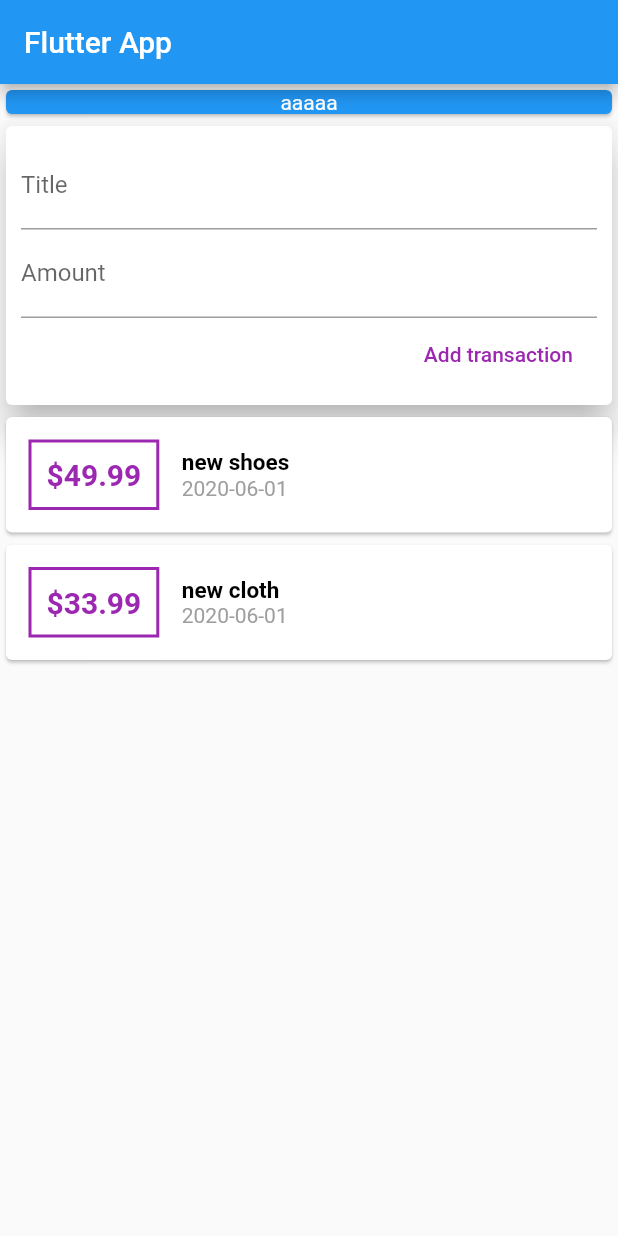
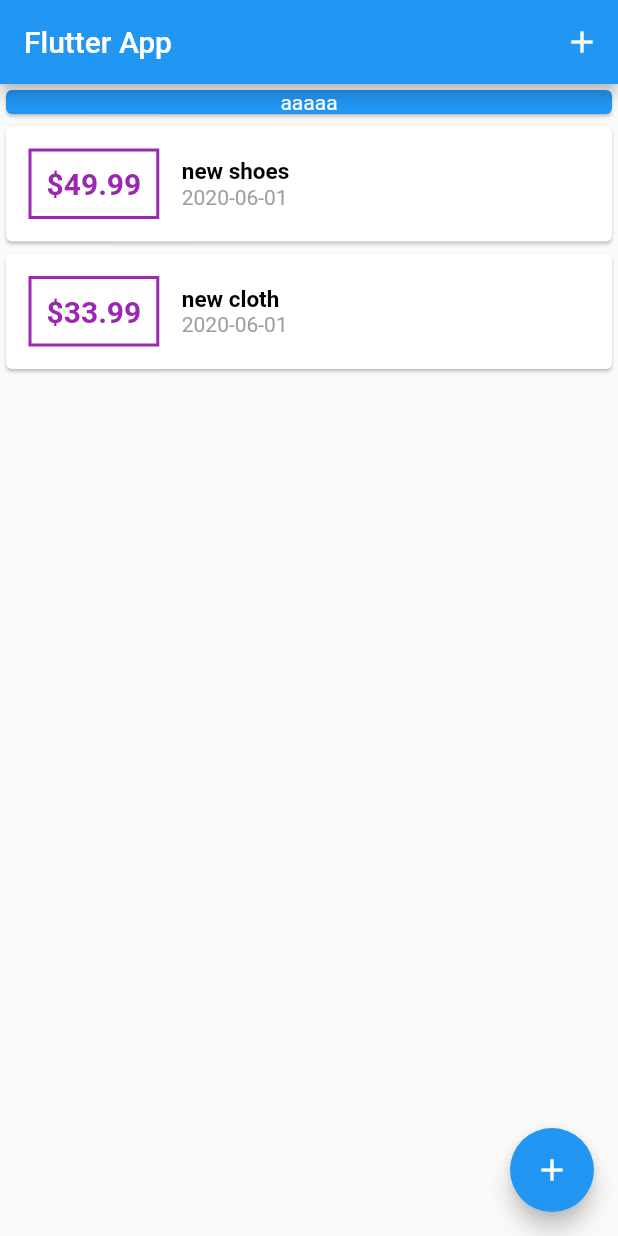
Before and after one commit to Wzqqqqqqqq/flutter_expense_app, a Flutter app: the screen it shows after launch, on a phone screen of 412 x 824 dp. Run offline on Flutter 3.47's test engine with Material 2 defaults, Android fonts, the phone set to English and light mode, and no system bars.

```diff
--- a/lib/main.dart
+++ b/lib/main.dart
@@ -1,5 +1,7 @@
 import 'package:flutter/material.dart';
-import './widgets/user_transaction.dart';
+import './models/transaction.dart';
+import './widgets/transaction_list.dart';
+import './widgets/new_transacton.dart';
 
 void main() => runApp(MyApp());
 
@@ -13,12 +15,52 @@ class MyApp extends StatelessWidget {
   }
 }
 
-class MyHomePage extends StatelessWidget {
+class MyHomePage extends StatefulWidget {
+  @override
+  _MyHomePageState createState() => _MyHomePageState();
+}
+
+class _MyHomePageState extends State<MyHomePage> {
+  final List<Transaction> _userTransactions = [
+    Transaction(
+        id: 't1', title: 'new shoes', amount: 49.99, date: DateTime.now()),
+    Transaction(
+        id: 't2', title: 'new cloth', amount: 33.99, date: DateTime.now()),
+  ];
+
+  void _addNewTransaction(String txTitle, double txAmount) {
+    final newTx = Transaction(
+        title: txTitle,
+        amount: txAmount,
+        date: DateTime.now(),
+        id: DateTime.now().toIso8601String());
+    setState(() {
+      _userTransactions.add(newTx);
+    });
+  }
+
+  void startAddNewTransaction(BuildContext context) {
+    showModalBottomSheet(
+        context: context,
+        builder: (_) {
+          return GestureDetector(
+            child: NewTransaction(_addNewTransaction),
+            onTap: () {},
+            behavior: HitTestBehavior.opaque,
+          );
+        });
+  }
+
   @override
   Widget build(BuildContext context) {
     return Scaffold(
       appBar: AppBar(
         title: Text('Flutter App'),
+        actions: <Widget>[
+          IconButton(
+              icon: Icon(Icons.add),
+              onPressed: () => startAddNewTransaction(context))
+        ],
       ),
       body: SingleChildScrollView(
         child: Column(
@@ -33,9 +75,14 @@ class MyHomePage extends StatelessWidget {
                 alignment: Alignment.center,
               ),
             ),
-              UserTransaction(),
+            TransactionList(_userTransactions),
           ],
         ),
-        ));
+      ),
+      floatingActionButton: FloatingActionButton(
+        child: Icon(Icons.add),
+        onPressed: () => startAddNewTransaction(context),
+      ),
+    );
   }
 }
--- a/lib/widgets/new_transacton.dart
+++ b/lib/widgets/new_transacton.dart
@@ -1,5 +1,4 @@
 import 'package:flutter/material.dart';
-import '../widgets/user_transaction.dart';
 
 class NewTransaction extends StatelessWidget {
   final titleController = TextEditingController();
--- a/lib/widgets/user_transaction.dart
+++ /dev/null
@@ -1,39 +0,0 @@
-import 'package:flutter/material.dart';
-import '../widgets/transaction_list.dart';
-import '../widgets/new_transacton.dart';
-import '../models/transaction.dart';
-
-class UserTransaction extends StatefulWidget {
-  @override
-  _UserTransactionState createState() => _UserTransactionState();
-}
-
-class _UserTransactionState extends State<UserTransaction> {
-  final List<Transaction> _userTransactions = [
-    Transaction(
-        id: 't1', title: 'new shoes', amount: 49.99, date: DateTime.now()),
-    Transaction(
-        id: 't2', title: 'new cloth', amount: 33.99, date: DateTime.now()),
-  ];
-
-  void _addNewTransaction(String txTitle, double txAmount) {
-    final newTx = Transaction(
-        title: txTitle,
-        amount: txAmount,
-        date: DateTime.now(),
-        id: DateTime.now().toIso8601String());
-    setState(() {
-      _userTransactions.add(newTx);
-    });
-  }
-
-  @override
-  Widget build(BuildContext context) {
-    return Column(
-      children: <Widget>[
-        NewTransaction(_addNewTransaction),
-        TransactionList(_userTransactions),
-      ],
-    );
-  }
-}
```
Lines whose indentation alone changed are shown as unchanged.
